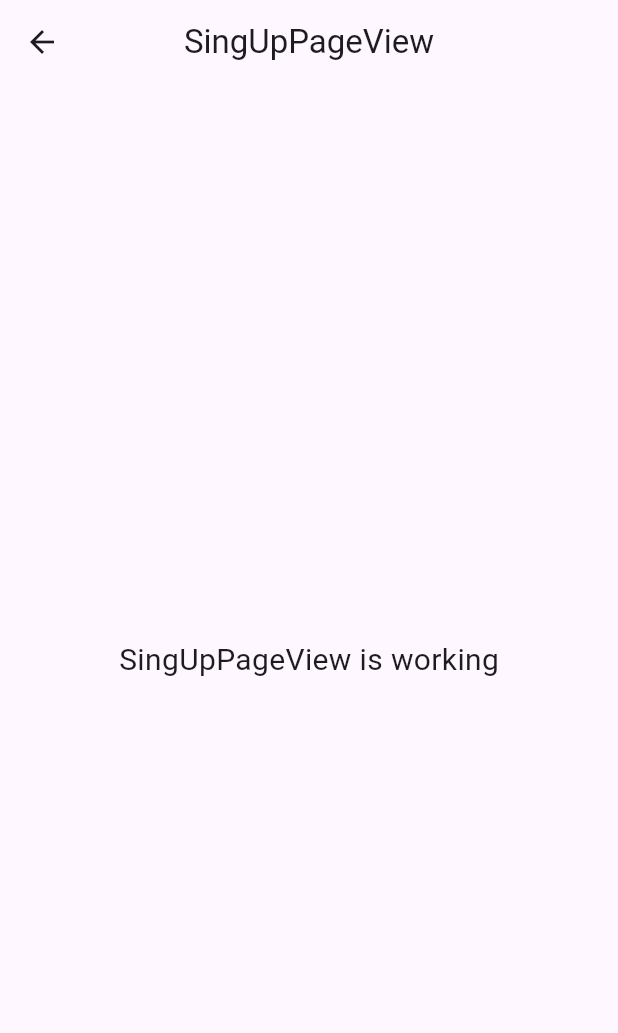
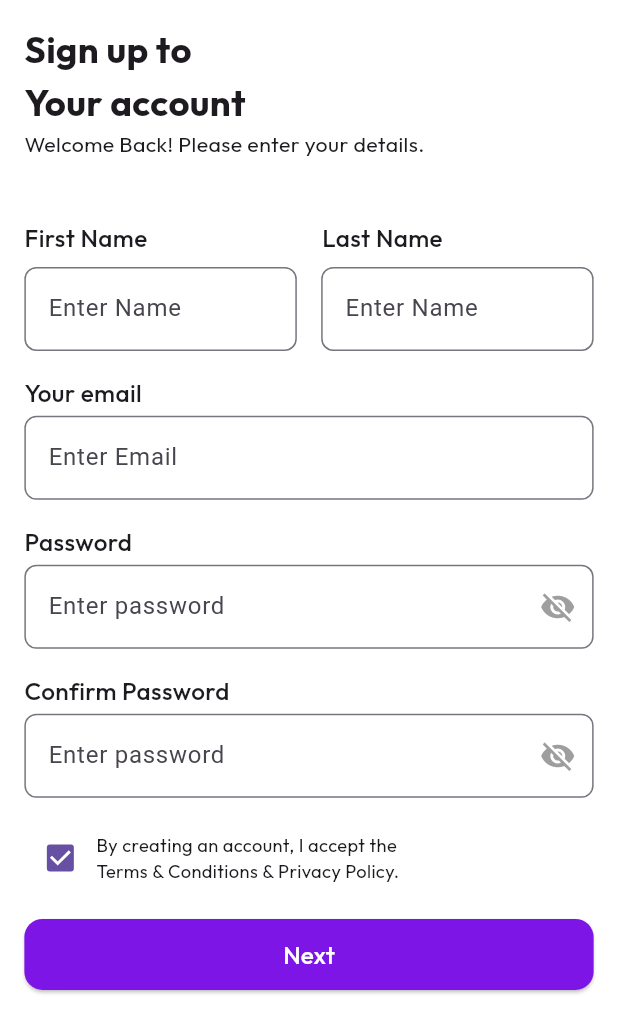
Before and after one commit to Syed-Bipul-Rahman/master-caller, a Flutter app: the SingUpPageView screen opened by its route, on a phone screen of 412 x 824 dp. Shown: the top 1033 px of the screen. Run offline on Flutter 3.47's test engine with Material 3 defaults, Android fonts, the phone set to English and light mode, and no system bars; our stand-ins replace flutter_screenutil, flutter_svg, get, google_fonts, logger.

Commit message:
Added signup page

```diff
--- a/lib/app/modules/loginPage/views/login_page_view.dart
+++ b/lib/app/modules/loginPage/views/login_page_view.dart
@@ -87,7 +87,7 @@ class LoginPageView extends GetView<LoginPageController> {
               SizedBox(height: 32.h),
               PrimaryButton(
                 onPressed: () {
-                  Get.toNamed(Routes.HOME);
+                  Get.toNamed(Routes.SING_UP_PAGE);
                 },
                 text: "Sign In",
                 width: double.infinity,
--- a/lib/app/modules/singUpPage/views/sing_up_page_view.dart
+++ b/lib/app/modules/singUpPage/views/sing_up_page_view.dart
@@ -1,7 +1,11 @@
 import 'package:flutter/material.dart';
+import 'package:flutter_screenutil/flutter_screenutil.dart';
 
 import 'package:get/get.dart';
+import 'package:google_fonts/google_fonts.dart';
 
+import '../../../../common/widgets/buttons/customInput.dart';
+import '../../../../common/widgets/buttons/primary_buttons.dart';
 import '../controllers/sing_up_page_controller.dart';
 
 class SingUpPageView extends GetView<SingUpPageController> {
@@ -9,14 +13,162 @@ class SingUpPageView extends GetView<SingUpPageController> {
   @override
   Widget build(BuildContext context) {
     return Scaffold(
-      appBar: AppBar(
-        title: const Text('SingUpPageView'),
-        centerTitle: true,
-      ),
-      body: const Center(
-        child: Text(
-          'SingUpPageView is working',
-          style: TextStyle(fontSize: 20),
+      backgroundColor: Colors.white,
+      body: SafeArea(
+        child: Padding(
+          padding: EdgeInsets.symmetric(horizontal: 16.h),
+          child: SingleChildScrollView(
+            child: Column(
+              crossAxisAlignment: CrossAxisAlignment.start,
+              children: [
+                SizedBox(height: 16.h),
+                Text(
+                  "Sign up to\nYour account",
+                  style: GoogleFonts.outfit(
+                    fontWeight: FontWeight.w700,
+                    fontSize: 24.sp,
+                  ),
+                ),
+                Text(
+                  "Welcome Back! Please enter your details.",
+                  style: GoogleFonts.outfit(
+                    fontWeight: FontWeight.w400,
+                    fontSize: 14.sp,
+                  ),
+                ),
+                SizedBox(height: 40.h),
+                Row(
+                  children: [
+                    Expanded(
+                      child: Text(
+                        "First Name",
+                        style: GoogleFonts.outfit(
+                          fontWeight: FontWeight.w500,
+                          fontSize: 16.sp,
+                        ),
+                      ),
+                    ),
+                    SizedBox(width: 16.w),
+                    Expanded(
+                      child: Text(
+                        "Last Name",
+                        style: GoogleFonts.outfit(
+                          fontWeight: FontWeight.w500,
+                          fontSize: 16.sp,
+                        ),
+                      ),
+                    ),
+                  ],
+                ),
+                SizedBox(height: 8.h),
+                Row(
+                  children: [
+                    Expanded(
+                      child: CustomInputField(
+                 //       svgIconPath: AppImage.userIcon,
+                        hintText: 'Enter Name',
+                        controller: TextEditingController(),
+                      ),
+                    ),
+                    SizedBox(width: 16.h),
+                    Expanded(
+                      child: CustomInputField(
+                   //     svgIconPath: AppImage.userIcon,
+                        hintText: 'Enter Name',
+                        controller: TextEditingController(),
+                      ),
+                    ),
+                  ],
+                ),
+                SizedBox(height: 16.h),
+                Text(
+                  "Your email",
+                  style: GoogleFonts.outfit(
+                    fontWeight: FontWeight.w500,
+                    fontSize: 16.sp,
+                  ),
+                ),
+                SizedBox(height: 4.h),
+                CustomInputField(
+             //     svgIconPath: AppImage.emailIcon,
+                  hintText: 'Enter Email',
+                  controller: TextEditingController(),
+                ),
+                SizedBox(height: 16.h),
+                // IntlPhoneField(
+                //   decoration: InputDecoration(
+                //     labelText: 'Phone Number',
+                //     border: OutlineInputBorder(
+                //       borderRadius: BorderRadius.circular(8.0),
+                //       borderSide: BorderSide(color: Color(0xFF7C15E6)),
+                //     ),
+                //   ),
+                //   initialCountryCode: 'BN',
+                //   onChanged: (phone) {
+                //     print(phone.completeNumber);
+                //   },
+                // ),
+
+                Text(
+                  "Password",
+                  style: GoogleFonts.outfit(
+                    fontWeight: FontWeight.w500,
+                    fontSize: 16.sp,
+                  ),
+                ),
+                SizedBox(height: 4.h),
+                CustomInputField(
+              //    svgIconPath: AppImage.lockIcon,
+                  hintText: 'Enter password',
+                  controller: TextEditingController(),
+                  isPassword: true,
+                ),
+                SizedBox(height: 16.h),
+
+                Text(
+                  "Confirm Password",
+                  style: GoogleFonts.outfit(
+                    fontWeight: FontWeight.w500,
+                    fontSize: 16.sp,
+                  ),
+                ),
+                SizedBox(height: 4.h),
+                CustomInputField(
+                //  svgIconPath: AppImage.lockIcon,
+                  hintText: 'Enter password',
+                  controller: TextEditingController(),
+                  isPassword: true,
+                ),
+                SizedBox(height: 16.h),
+
+                Row(
+                  children: [
+                    Checkbox(value: true, onChanged: (onChanged) {}),
+                    Container(
+                      width: 190.w,
+                      child: Text(
+                        "By creating an account, I accept the Terms & Conditions & Privacy Policy.",
+                        maxLines: 3,
+                        overflow: TextOverflow.ellipsis,
+                        style: GoogleFonts.outfit(
+                          fontWeight: FontWeight.w400,
+                          fontSize: 12.sp,
+                        ),
+                      ),
+                    ),
+                  ],
+                ),
+                SizedBox(height: 16.h),
+                PrimaryButton(
+                  onPressed: () {
+                 //   Get.toNamed(Routes.USER_SIGN_UP_SECOND_PAGE);
+                  },
+                  text: "Next",
+                  width: double.infinity,
+                ),
+              ],
+            ),
+          ),
         ),
       ),
     );
```
